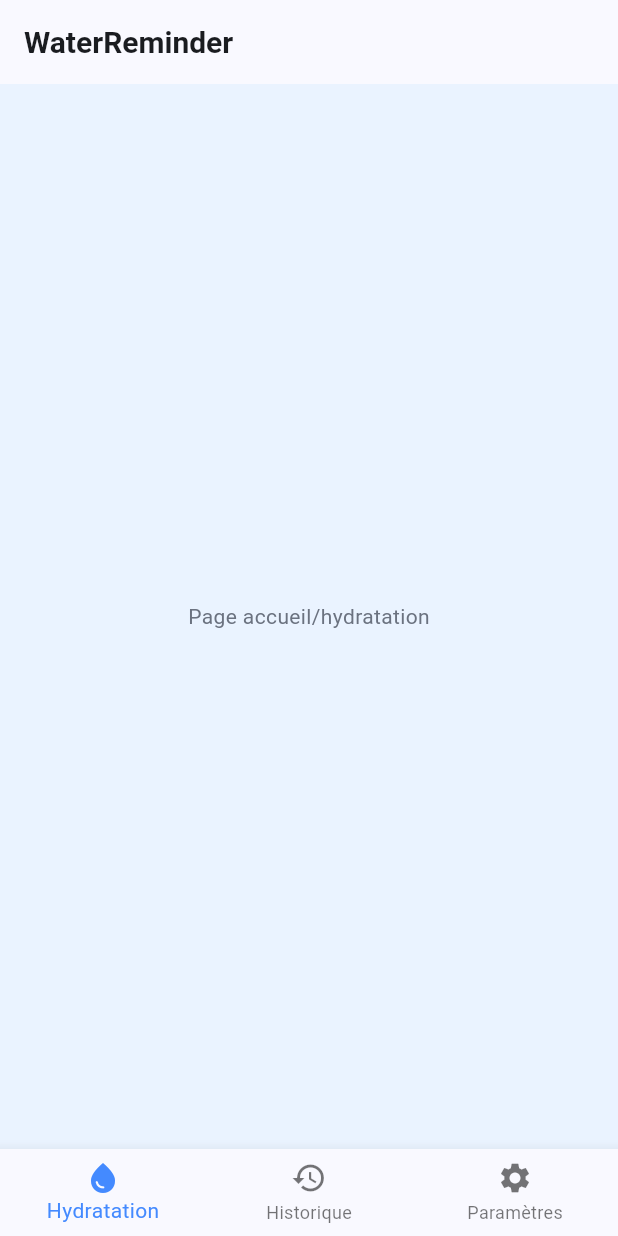
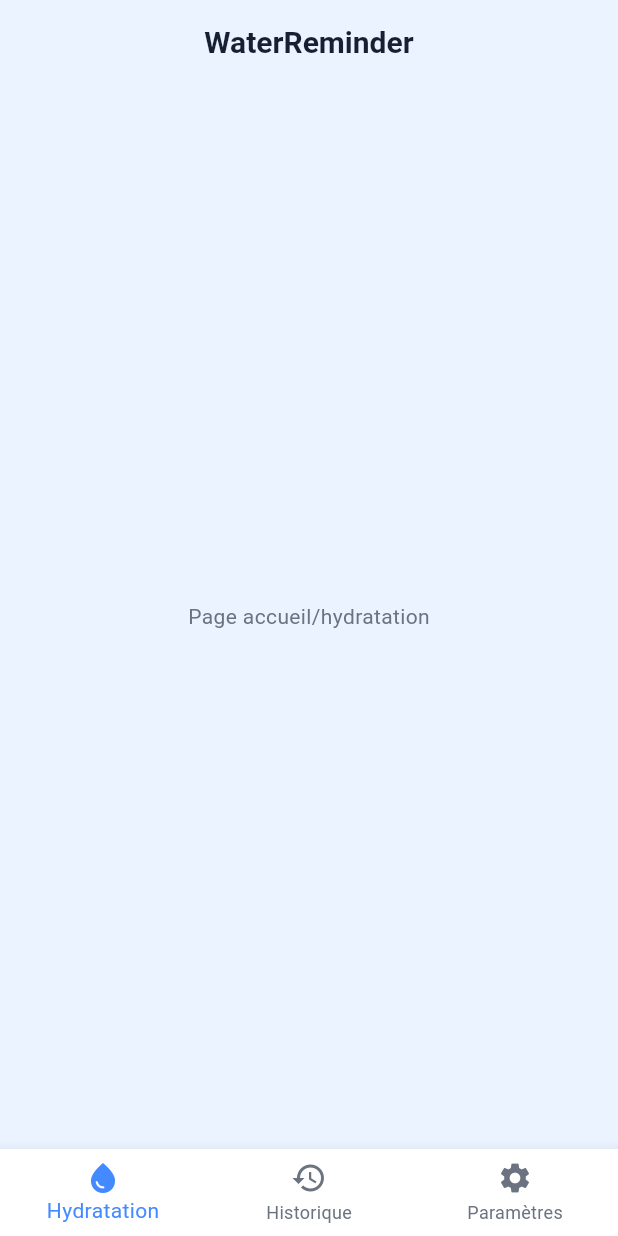
Before and after one commit to yamariel/water-reminder_ffsc, a Flutter app: the screen it shows after launch, on a phone screen of 412 x 824 dp. Run offline on Flutter 3.47's test engine with Material 3 defaults, Android fonts, the phone set to English and light mode, and no system bars; our stand-ins replace flutter_riverpod.

Commit message:
style: utilisation sur le main du theme définir dans app_theme

```diff
--- a/lib/main.dart
+++ b/lib/main.dart
@@ -22,12 +22,7 @@ class WaterReminderApp extends StatelessWidget {
     return MaterialApp(
       title: 'WaterReminder',
       debugShowCheckedModeBanner: false,
-      theme: ThemeData(
-        colorScheme: ColorScheme.fromSeed(seedColor: AppTheme.primaryBlue),
-        scaffoldBackgroundColor: AppTheme.backgroundBlue,
-        textTheme: AppTheme.theme.textTheme,
-        useMaterial3: true,
-      ),
+      theme: AppTheme.theme,
       home: const MainScreen(),
     );
   }
```
